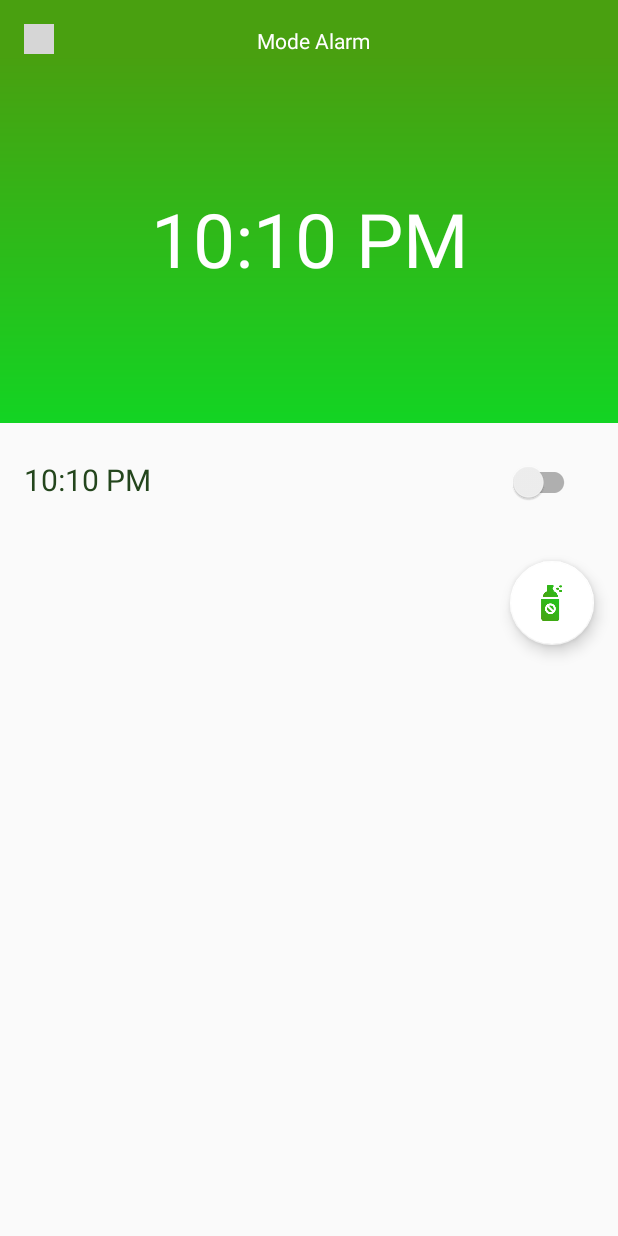
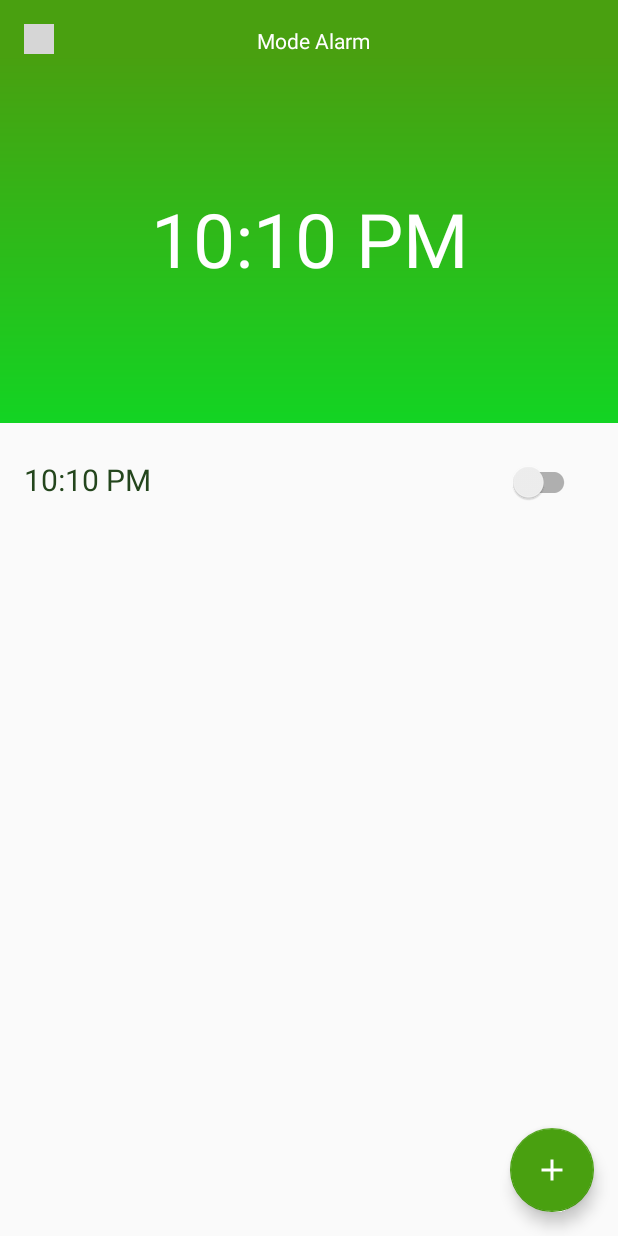
Before and after one commit to irvandandung/FarmBot, an Android app: the AlarmActivity screen opened directly, with no data from a screen before it, on a phone screen of 412 x 824 dp. Run offline under Robolectric (Android 15) with nearby library versions, the phone set to English and light mode, and no system bars; grey boxes are pictures that could not be loaded.

Commit message:
added floating action button

```diff
--- a/app/src/main/AndroidManifest.xml
+++ b/app/src/main/AndroidManifest.xml
@@ -19,7 +19,7 @@
         <activity android:name=".HomeActivity" />
         <activity android:name=".Pestisida" />
         <activity android:name=".PengusirBurungActivity" />
-        <activity android:name=".AlarmActivity"></activity>
+        <activity android:name=".AlarmActivity" />
     </application>
 
 </manifest>
--- a/app/src/main/java/com/ghootenk/user/farmbot/AlarmActivity.java
+++ b/app/src/main/java/com/ghootenk/user/farmbot/AlarmActivity.java
@@ -1,6 +1,8 @@
 package com.ghootenk.user.farmbot;
 
 import android.content.Intent;
+import android.support.design.widget.FloatingActionButton;
+import android.support.design.widget.Snackbar;
 import android.support.v7.app.AppCompatActivity;
 import android.os.Bundle;
 import android.view.View;
@@ -11,6 +13,15 @@ public class AlarmActivity extends AppCompatActivity {
     protected void onCreate(Bundle savedInstanceState) {
         super.onCreate(savedInstanceState);
         setContentView(R.layout.activity_alarm);
+
+        FloatingActionButton fab = (FloatingActionButton) findViewById(R.id.fab);
+        fab.setOnClickListener(new View.OnClickListener() {
+            @Override
+            public void onClick(View view) {
+                Snackbar.make(view, "Replace with your own action", Snackbar.LENGTH_LONG)
+                        .setAction("Action", null).show();
+            }
+        });
     }
 
     public void backpestisida(View view) {
--- /dev/null
+++ b/app/src/main/res/drawable/ic_add.xml
@@ -0,0 +1,5 @@
+<vector android:height="24dp" android:tint="#FFFFFF"
+    android:viewportHeight="24.0" android:viewportWidth="24.0"
+    android:width="24dp" xmlns:android="http://schemas.android.com/apk/res/android">
+    <path android:fillColor="#FF000000" android:pathData="M19,13h-6v6h-2v-6H5v-2h6V5h2v6h6v2z"/>
+</vector>
--- a/app/src/main/res/layout/activity_alarm.xml
+++ b/app/src/main/res/layout/activity_alarm.xml
@@ -1,84 +1,20 @@
 <?xml version="1.0" encoding="utf-8"?>
-<LinearLayout xmlns:android="http://schemas.android.com/apk/res/android"
+<android.support.design.widget.CoordinatorLayout xmlns:android="http://schemas.android.com/apk/res/android"
     xmlns:app="http://schemas.android.com/apk/res-auto"
     xmlns:tools="http://schemas.android.com/tools"
     android:layout_width="match_parent"
     android:layout_height="match_parent"
-    tools:context=".AlarmActivity"
-    android:orientation="vertical">
-    <LinearLayout
-        android:layout_width="match_parent"
-        android:layout_height="wrap_content"
-        android:background="#49a010"
-        android:orientation="horizontal"
-        android:paddingTop="10dp">
-        <LinearLayout
-            android:layout_width="wrap_content"
-            android:layout_height="wrap_content"
-            android:layout_marginLeft="16dp"
-            android:layout_marginTop="6dp">
-            <ImageView
-                android:layout_width="20dp"
-                android:layout_height="20dp"
-                android:src="@drawable/ic_back"
-                android:onClick="backpestisida"
-                />
-        </LinearLayout>
-        <LinearLayout
-            android:layout_width="match_parent"
-            android:layout_height="wrap_content"
-            android:gravity="center"
-            android:layout_marginTop="7dp"
-            android:layout_marginRight="30dp">
-            <TextView
-                android:layout_width="wrap_content"
-                android:layout_height="wrap_content"
-                android:textSize="14sp"
-                android:textColor="#ffffff"
-                android:text="@string/mode_alarm" />
-        </LinearLayout>
-    </LinearLayout>
-    <LinearLayout
-        android:layout_width="match_parent"
-        android:layout_height="245dp"
-        android:background="@drawable/gradient"
-        android:gravity="center"
-        android:orientation="vertical">
-        <TextView
-            android:layout_width="match_parent"
-            android:layout_height="wrap_content"
-            android:text="@string/time"
-            android:textSize="@dimen/time_text_size"
-            android:gravity="center"
-            android:textColor="@color/white"/>
-    </LinearLayout>
-    <LinearLayout
-        android:layout_width="match_parent"
-        android:layout_height="wrap_content">
-        <LinearLayout
-            android:layout_width="match_parent"
-            android:layout_height="76dp"
-            android:orientation="horizontal"
-            android:weightSum="1">
-            <TextView
-                android:layout_width="wrap_content"
-                android:layout_height="match_parent"
-                android:text="@string/time"
-                android:gravity="center"
-                android:textSize="@dimen/text_alarm"
-                android:textColor="@color/color_text"
-                android:padding="16dp" />
-            <android.support.v7.widget.SwitchCompat
-                android:layout_width="wrap_content"
-                android:layout_height="wrap_content"
-                android:layout_weight="0.9"/>
-        </LinearLayout>
-    </LinearLayout>
+    tools:context=".AlarmActivity">
+
+    <include layout="@layout/content_alarm" />
+
     <android.support.design.widget.FloatingActionButton
         android:id="@+id/fab"
         android:layout_width="wrap_content"
         android:layout_height="wrap_content"
-        android:layout_gravity="end|bottom"
-        android:src="@drawable/ic_pesticide"
-        android:layout_margin="16dp" />
-</LinearLayout>
+        android:layout_gravity="bottom|end"
+        android:layout_margin="@dimen/fab_margin"
+        android:src="@drawable/ic_add"
+        app:backgroundTint="@color/colorPrimary" />
+
+</android.support.design.widget.CoordinatorLayout>
--- a/app/src/main/res/layout/activity_pestisida.xml
+++ b/app/src/main/res/layout/activity_pestisida.xml
@@ -12,8 +12,7 @@
         android:layout_width="match_parent"
         android:layout_height="wrap_content"
         android:orientation="horizontal"
-        android:paddingTop="10dp"
-        >
+        android:paddingTop="10dp">
         <LinearLayout
             android:layout_width="wrap_content"
             android:layout_height="wrap_content"
--- /dev/null
+++ b/app/src/main/res/layout/content_alarm.xml
@@ -0,0 +1,95 @@
+<?xml version="1.0" encoding="utf-8"?>
+<android.support.constraint.ConstraintLayout xmlns:android="http://schemas.android.com/apk/res/android"
+    xmlns:app="http://schemas.android.com/apk/res-auto"
+    xmlns:tools="http://schemas.android.com/tools"
+    android:layout_width="match_parent"
+    android:layout_height="match_parent"
+    app:layout_behavior="@string/appbar_scrolling_view_behavior"
+    tools:context=".AlarmActivity"
+    tools:showIn="@layout/activity_alarm">
+
+    <LinearLayout
+        android:layout_width="match_parent"
+        android:layout_height="wrap_content"
+        android:orientation="vertical">
+
+        <LinearLayout
+            android:layout_width="match_parent"
+            android:layout_height="wrap_content"
+            android:background="#49a010"
+            android:orientation="horizontal"
+            android:paddingTop="10dp">
+
+            <LinearLayout
+                android:layout_width="wrap_content"
+                android:layout_height="wrap_content"
+                android:layout_marginLeft="16dp"
+                android:layout_marginTop="6dp">
+
+                <ImageView
+                    android:layout_width="20dp"
+                    android:layout_height="20dp"
+                    android:onClick="backpestisida"
+                    android:src="@drawable/ic_back" />
+            </LinearLayout>
+
+            <LinearLayout
+                android:layout_width="match_parent"
+                android:layout_height="wrap_content"
+                android:layout_marginRight="30dp"
+                android:layout_marginTop="7dp"
+                android:gravity="center">
+
+                <TextView
+                    android:layout_width="wrap_content"
+                    android:layout_height="wrap_content"
+                    android:text="@string/mode_alarm"
+                    android:textColor="#ffffff"
+                    android:textSize="14sp" />
+            </LinearLayout>
+        </LinearLayout>
+
+        <LinearLayout
+            android:layout_width="match_parent"
+            android:layout_height="245dp"
+            android:background="@drawable/gradient"
+            android:gravity="center"
+            android:orientation="vertical">
+
+            <TextView
+                android:layout_width="match_parent"
+                android:layout_height="wrap_content"
+                android:gravity="center"
+                android:text="@string/time"
+                android:textColor="@color/white"
+                android:textSize="@dimen/time_text_size" />
+        </LinearLayout>
+
+        <LinearLayout
+            android:layout_width="match_parent"
+            android:layout_height="wrap_content">
+
+            <LinearLayout
+                android:layout_width="match_parent"
+                android:layout_height="76dp"
+                android:orientation="horizontal"
+                android:weightSum="1">
+
+                <TextView
+                    android:layout_width="wrap_content"
+                    android:layout_height="match_parent"
+                    android:gravity="center"
+                    android:padding="16dp"
+                    android:text="@string/time"
+                    android:textColor="@color/color_text"
+                    android:textSize="@dimen/text_alarm" />
+
+                <android.support.v7.widget.SwitchCompat
+                    android:layout_width="wrap_content"
+                    android:layout_height="wrap_content"
+                    android:layout_weight="0.9" />
+            </LinearLayout>
+        </LinearLayout>
+    </LinearLayout>
+
+</android.support.constraint.ConstraintLayout>
--- a/app/src/main/res/values/dimens.xml
+++ b/app/src/main/res/values/dimens.xml
@@ -8,4 +8,6 @@
     <dimen name="time_text_size">50sp</dimen>
     <dimen name="alarm_text">20sp</dimen>
     <dimen name="text_alarm">20sp</dimen>
+    <dimen name="fab_margin">16dp</dimen>
+    <dimen name="fab_margin">16dp</dimen>
 </resources>
--- a/app/src/main/res/values/strings.xml
+++ b/app/src/main/res/values/strings.xml
@@ -6,5 +6,7 @@
     <string name="mode_alarm">Mode Alarm</string>
     <string name="openDrawer">Drawer dibuka</string>
     <string name="closeDrawer">Drawer ditutup</string>
+    <string name="title_activity_repeating_alarm">RepeatingAlarmActivity</string>
+    <string name="title_activity_ea">eaActivity</string>
 
 </resources>
--- a/app/src/main/res/values/styles.xml
+++ b/app/src/main/res/values/styles.xml
@@ -8,4 +8,8 @@
         <item name="colorAccent">@color/colorAccent</item>
     </style>
 
+    <style name="AppTheme.AppBarOverlay" parent="ThemeOverlay.AppCompat.Dark.ActionBar" />
+
+    <style name="AppTheme.PopupOverlay" parent="ThemeOverlay.AppCompat.Light" />
+
 </resources>
```
